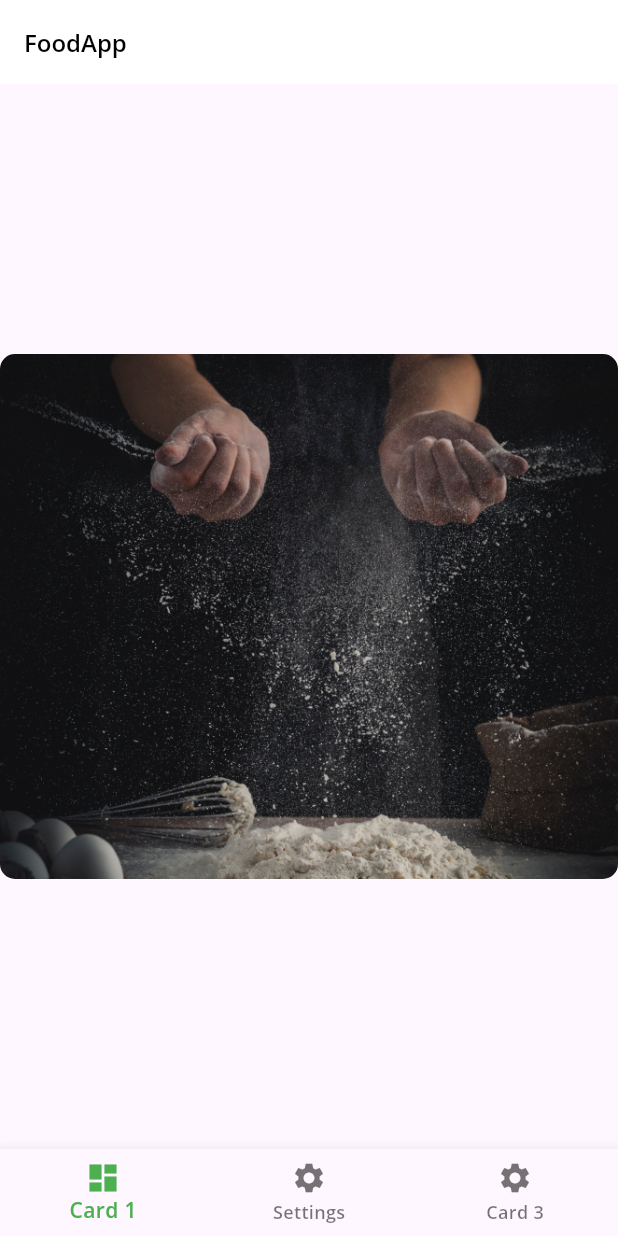
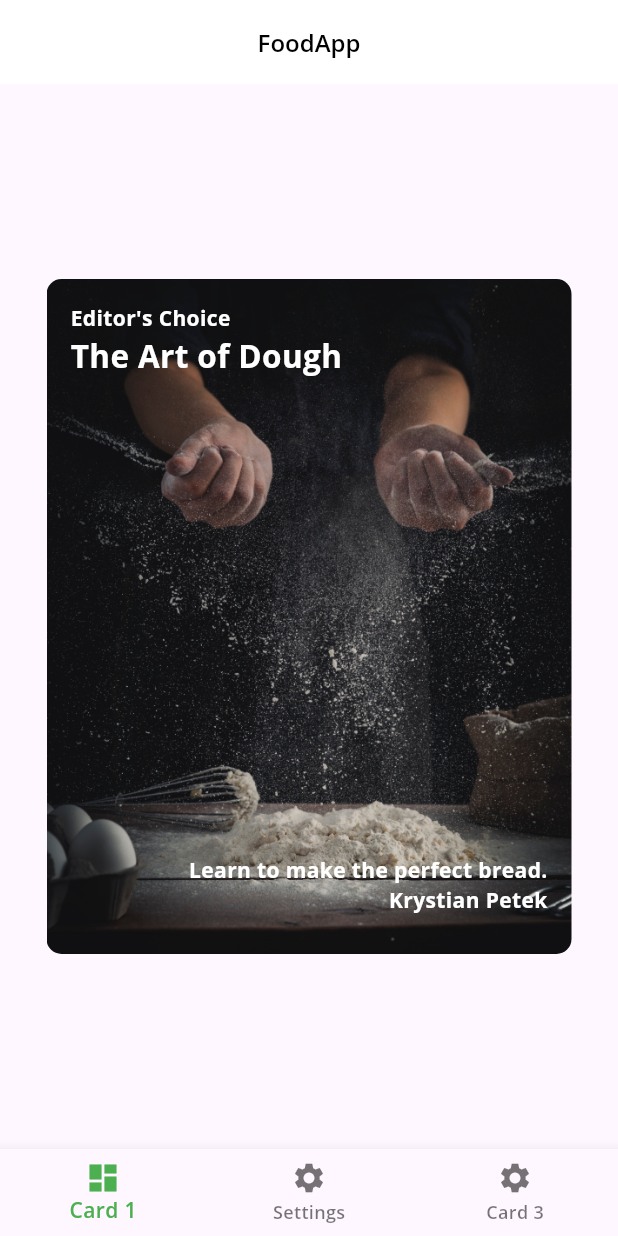
Before and after one commit to krystianpetek/LearningFlutter, a Flutter app: the screen it shows after launch, on a phone screen of 412 x 824 dp. Run offline on Flutter 3.47's test engine with Material 2 defaults, Android fonts, the phone set to English and light mode, and no system bars; our stand-ins replace google_fonts.

Commit message:
Centered title in appBar and changed him color Added text to image using Stack and positioned widgets

```diff
--- a/book-flutter_apprentice/two_foodapp/lib/cards/card1.dart
+++ b/book-flutter_apprentice/two_foodapp/lib/cards/card1.dart
@@ -1,4 +1,5 @@
 import 'package:flutter/material.dart';
+import 'package:two_foodapp/foodapp_theme.dart';
 
 class Card1 extends StatelessWidget {
   const Card1({super.key});
@@ -12,7 +13,7 @@ class Card1 extends StatelessWidget {
     return Center(
       child: Container(
         padding: const EdgeInsets.all(16),
-        constraints: const BoxConstraints.expand(height: 350, width: 450),
+        constraints: const BoxConstraints.expand(width: 350, height: 450),
         decoration: const BoxDecoration(
           image: DecorationImage(
             image: AssetImage('assets/img1.png'),
@@ -20,6 +21,37 @@ class Card1 extends StatelessWidget {
           ),
           borderRadius: BorderRadius.all(Radius.circular(10.0)),
         ),
+        child: Stack(
+          children: [
+            Text(
+              category,
+              style: FoodAppTheme.darkTextTheme.bodySmall,
+            ),
+            Positioned(
+              top: 20,
+              child: Text(
+                title,
+                style: FoodAppTheme.darkTextTheme.headlineMedium,
+              ),
+            ),
+            Positioned(
+              bottom: 30,
+              right: 0,
+              child: Text(
+                description,
+                style: FoodAppTheme.darkTextTheme.bodySmall,
+              ),
+            ),
+            Positioned(
+              bottom: 10,
+              right: 0,
+              child: Text(
+                chef,
+                style: FoodAppTheme.darkTextTheme.bodySmall,
+              ),
+            ),
+          ],
+        ),
       ),
     );
   }
--- a/book-flutter_apprentice/two_foodapp/lib/foodapp_theme.dart
+++ b/book-flutter_apprentice/two_foodapp/lib/foodapp_theme.dart
@@ -108,7 +108,7 @@ class FoodAppTheme {
       brightness: Brightness.dark,
       appBarTheme: const AppBarTheme(
         foregroundColor: Colors.white,
-        backgroundColor: Color(0xFF303030),
+        backgroundColor: Color(0xFF282828),
       ),
       floatingActionButtonTheme: const FloatingActionButtonThemeData(
         foregroundColor: Colors.white,
--- a/book-flutter_apprentice/two_foodapp/lib/home.dart
+++ b/book-flutter_apprentice/two_foodapp/lib/home.dart
@@ -30,6 +30,7 @@ class HomeState extends State<Home> {
   Widget build(BuildContext context) {
     return Scaffold(
       appBar: AppBar(
+        centerTitle: true,
         title: Text(
           'FoodApp',
           style: Theme.of(context).textTheme.headlineSmall,
```
